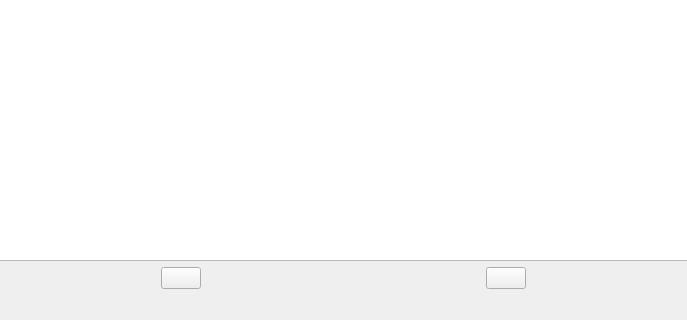
The window that ui/camerawindow.ui (hevansa98/Sample-GUI) describes before a commit, drawn with Qt 5; both pictures show x 132 to 819 and y 411 to 731 of the 945 by 731 pixel window.
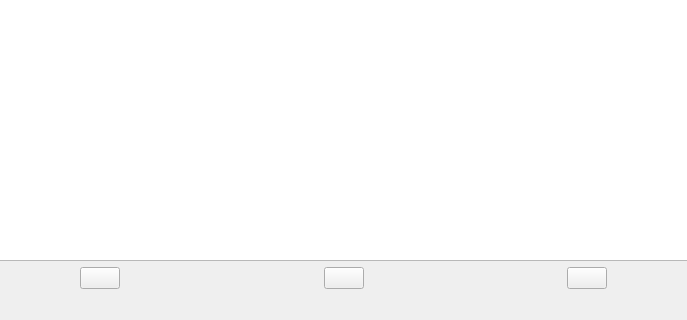
The same window after the commit. Icons and pictures are not drawn.

What changed in the file:
```diff
--- a/ui/camerawindow.ui
+++ b/ui/camerawindow.ui
@@ -36,6 +36,39 @@
         </property>
        </spacer>
       </item>
+      <item row="2" column="5">
+       <spacer name="horizontalSpacer">
+        <property name="orientation">
+         <enum>Qt::Horizontal</enum>
+        </property>
+        <property name="sizeHint" stdset="0">
+         <size>
+          <width>40</width>
+          <height>20</height>
+         </size>
+        </property>
+       </spacer>
+      </item>
+      <item row="2" column="6">
+       <widget class="QPushButton" name="closeButton">
+        <property name="text">
+         <string/>
+        </property>
+        <property name="icon">
+         <iconset>
+          <normaloff>../data/imgs/stop.png</normaloff>../data/imgs/stop.png</iconset>
+        </property>
+        <property name="iconSize">
+         <size>
+          <width>128</width>
+          <height>128</height>
+         </size>
+        </property>
+        <property name="default">
+         <bool>false</bool>
+        </property>
+       </widget>
+      </item>
       <item row="2" column="2">
        <widget class="QPushButton" name="captureButton">
         <property name="autoFillBackground">
@@ -62,27 +95,20 @@
         </property>
        </widget>
       </item>
-      <item row="2" column="3">
-       <spacer name="horizontalSpacer">
-        <property name="orientation">
-         <enum>Qt::Horizontal</enum>
-        </property>
-        <property name="sizeHint" stdset="0">
-         <size>
-          <width>40</width>
-          <height>20</height>
-         </size>
-        </property>
-       </spacer>
-      </item>
       <item row="2" column="4">
-       <widget class="QPushButton" name="closeButton">
+       <widget class="QPushButton" name="saveButton">
+        <property name="sizePolicy">
+         <sizepolicy hsizetype="Minimum" vsizetype="Fixed">
+          <horstretch>0</horstretch>
+          <verstretch>0</verstretch>
+         </sizepolicy>
+        </property>
         <property name="text">
          <string/>
         </property>
         <property name="icon">
          <iconset>
-          <normaloff>../data/imgs/stop.png</normaloff>../data/imgs/stop.png</iconset>
+          <normaloff>../data/imgs/save.png</normaloff>../data/imgs/save.png</iconset>
         </property>
         <property name="iconSize">
          <size>
@@ -90,12 +116,9 @@
           <height>128</height>
          </size>
         </property>
-        <property name="default">
-         <bool>false</bool>
-        </property>
        </widget>
       </item>
-      <item row="2" column="5">
+      <item row="2" column="7">
        <spacer name="horizontalSpacer_3">
         <property name="orientation">
          <enum>Qt::Horizontal</enum>
@@ -108,7 +131,7 @@
         </property>
        </spacer>
       </item>
-      <item row="0" column="0" colspan="6">
+      <item row="0" column="0" colspan="8">
        <widget class="QGraphicsView" name="cameraView">
         <property name="sizePolicy">
          <sizepolicy hsizetype="Expanding" vsizetype="Expanding">
@@ -118,6 +141,19 @@
         </property>
        </widget>
       </item>
+      <item row="2" column="3">
+       <spacer name="horizontalSpacer_4">
+        <property name="orientation">
+         <enum>Qt::Horizontal</enum>
+        </property>
+        <property name="sizeHint" stdset="0">
+         <size>
+          <width>40</width>
+          <height>20</height>
+         </size>
+        </property>
+       </spacer>
+      </item>
      </layout>
     </item>
    </layout>
```
